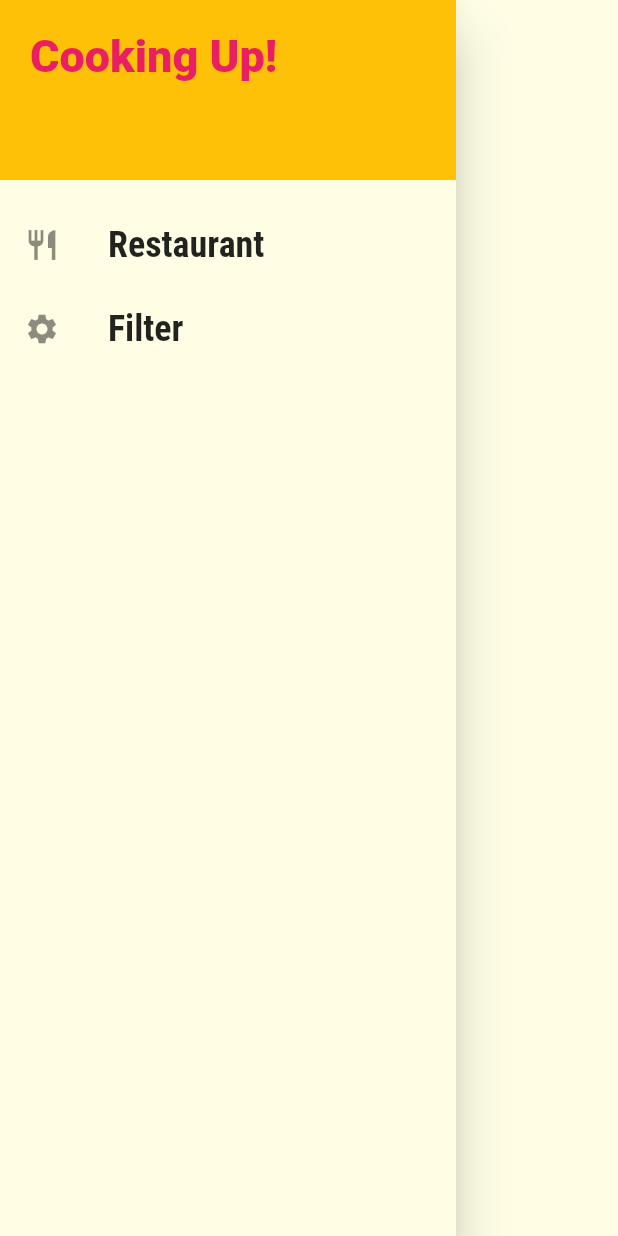
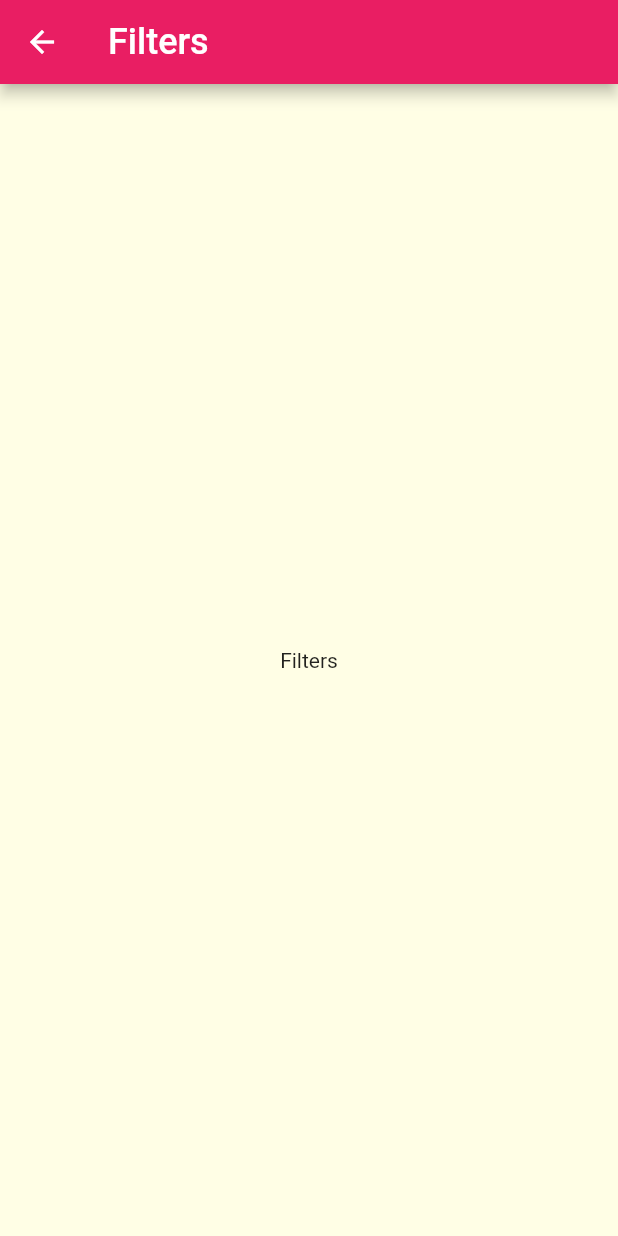
Before and after one commit to pd28CSE/Flutter_Meals_App_New, a Flutter app: the MainDrawer widget shown alone on an empty page, opened directly, after a tap on "Filter", on a phone screen of 412 x 824 dp. Run offline on Flutter 3.47's test engine with Material 2 defaults, Android fonts, the phone set to English and light mode, and no system bars; network calls fail.

Commit message:
connects Drawer Restaurant and Filter to tabs_screen and filters_screen

```diff
--- a/lib/main.dart
+++ b/lib/main.dart
@@ -5,6 +5,7 @@ import './screens/category_meals_screen.dart';
 import './screens/meal_detail_screen.dart';
 import 'screens/page_not_found_error_screen.dart';
 import './screens/tabs_screen.dart';
+import './screens/filters_screen.dart';
 
 void main() => runApp(const MyApp());
 
@@ -46,6 +47,7 @@ class MyApp extends StatelessWidget {
         CategoriesScreen.routeName: (cntxt) => const CategoriesScreen(),
         CategoryMealsScreen.routeName: (cntxt) => CategoryMealsScreen(),
         // MealDetailScreen.routeName: (cntxt) => MealDetailScreen(),
+        FiltersScreen.routeName: (cntxt) => const FiltersScreen(),
       },
       onGenerateRoute: (settings) {
         if (settings.name == MealDetailScreen.routeName) {
--- /dev/null
+++ b/lib/screens/filters_screen.dart
@@ -0,0 +1,18 @@
+import 'package:flutter/material.dart';
+
+class FiltersScreen extends StatelessWidget {
+  static const String routeName = 'filters-screen';
+  const FiltersScreen({super.key});
+
+  @override
+  Widget build(BuildContext context) {
+    return Scaffold(
+      appBar: AppBar(
+        title: const Text('Filters'),
+      ),
+      body: Center(
+        child: Text('Filters'),
+      ),
+    );
+  }
+}
--- a/lib/widgets/main_drawer.dart
+++ b/lib/widgets/main_drawer.dart
@@ -1,4 +1,7 @@
 import 'package:flutter/material.dart';
+
+import '../screens/tabs_screen.dart';
+import '../screens/filters_screen.dart';
 
 class MainDrawer extends StatelessWidget {
   const MainDrawer({super.key});
@@ -43,10 +46,10 @@ class MainDrawer extends StatelessWidget {
             height: 15,
           ),
           buildFiter(Icons.restaurant, 'Restaurant', () {
-            print('Restaurant');
+            Navigator.of(context).pushNamed(TabsScreen.routeName);
           }),
           buildFiter(Icons.settings, 'Filter', () {
-            print('Filter');
+            Navigator.of(context).pushNamed(FiltersScreen.routeName);
           }),
         ],
       ),
```
